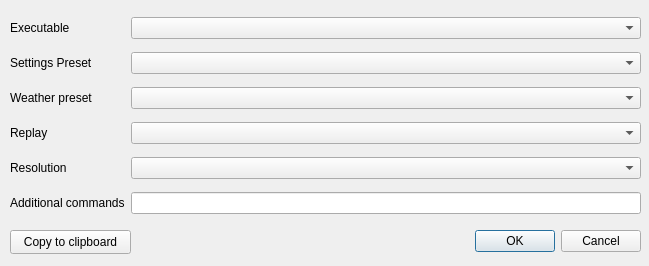
First picture: the form in source/viewer/widgets/test_runner_dialog.ui, repository X-Plane/telemetry-viewer, before the edit.
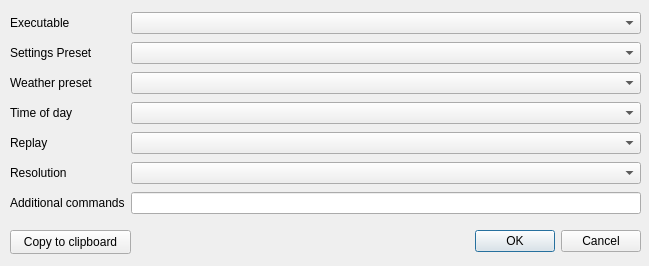
Second picture: the form after the edit.

Commit message: Added the ability to switch between day and night and fixed restoring the selected FPS test between runs

```diff
--- a/source/viewer/widgets/test_runner_dialog.ui
+++ b/source/viewer/widgets/test_runner_dialog.ui
@@ -39,6 +39,22 @@
     </rect>
    </property>
    <layout class="QGridLayout" name="gridLayout">
+    <item row="4" column="1">
+     <widget class="QComboBox" name="m_replay_file"/>
+    </item>
+    <item row="0" column="1">
+     <widget class="QComboBox" name="m_executable"/>
+    </item>
+    <item row="5" column="0">
+     <widget class="QLabel" name="label_6">
+      <property name="text">
+       <string>Resolution</string>
+      </property>
+     </widget>
+    </item>
+    <item row="1" column="1">
+     <widget class="QComboBox" name="m_settings_preset"/>
+    </item>
     <item row="2" column="0">
      <widget class="QLabel" name="label_3">
       <property name="text">
@@ -46,23 +62,6 @@
       </property>
      </widget>
     </item>
-    <item row="3" column="0">
-     <widget class="QLabel" name="label_4">
-      <property name="text">
-       <string>Replay</string>
-      </property>
-     </widget>
-    </item>
-    <item row="2" column="1">
-     <widget class="QComboBox" name="m_weather_preset"/>
-    </item>
-    <item row="5" column="0">
-     <widget class="QLabel" name="label_5">
-      <property name="text">
-       <string>Additional commands</string>
-      </property>
-     </widget>
-    </item>
     <item row="0" column="0">
      <widget class="QLabel" name="label">
       <property name="text">
@@ -70,14 +69,28 @@
       </property>
      </widget>
     </item>
-    <item row="1" column="1">
-     <widget class="QComboBox" name="m_settings_preset"/>
-    </item>
-    <item row="5" column="1">
+    <item row="6" column="1">
      <widget class="QLineEdit" name="m_additional_commands"/>
     </item>
-    <item row="3" column="1">
-     <widget class="QComboBox" name="m_replay_file"/>
+    <item row="5" column="1">
+     <widget class="QComboBox" name="m_resolution_preset"/>
+    </item>
+    <item row="4" column="0">
+     <widget class="QLabel" name="label_4">
+      <property name="text">
+       <string>Replay</string>
+      </property>
+     </widget>
+    </item>
+    <item row="6" column="0">
+     <widget class="QLabel" name="label_5">
+      <property name="text">
+       <string>Additional commands</string>
+      </property>
+     </widget>
+    </item>
+    <item row="2" column="1">
+     <widget class="QComboBox" name="m_weather_preset"/>
     </item>
     <item row="1" column="0">
      <widget class="QLabel" name="label_2">
@@ -86,18 +99,15 @@
       </property>
      </widget>
     </item>
-    <item row="0" column="1">
-     <widget class="QComboBox" name="m_executable"/>
-    </item>
-    <item row="4" column="0">
-     <widget class="QLabel" name="label_6">
+    <item row="3" column="0">
+     <widget class="QLabel" name="label_7">
       <property name="text">
-       <string>Resolution</string>
+       <string>Time of day</string>
       </property>
      </widget>
     </item>
-    <item row="4" column="1">
-     <widget class="QComboBox" name="m_resolution_preset"/>
+    <item row="3" column="1">
+     <widget class="QComboBox" name="m_tod_box"/>
     </item>
    </layout>
   </widget>
```
The commit also changes 1 other file.
